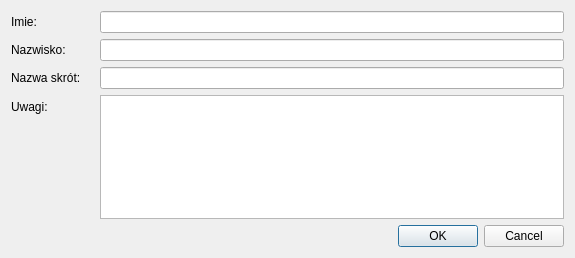
First picture: the form in NowyHandlowiecDialog.ui, repository militia11/shoes, before the edit.
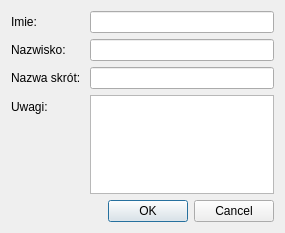
Second picture: the form after the edit.

Diff of the .ui file:
```diff
--- a/NowyHandlowiecDialog.ui
+++ b/NowyHandlowiecDialog.ui
@@ -6,8 +6,8 @@
    <rect>
     <x>0</x>
     <y>0</y>
-    <width>575</width>
-    <height>258</height>
+    <width>285</width>
+    <height>233</height>
    </rect>
   </property>
   <property name="windowTitle">
@@ -42,7 +42,7 @@
      <item row="2" column="0">
       <widget class="QLabel" name="label_14">
        <property name="text">
-        <string>Nazwa skrót:    </string>
+        <string>Nazwa skrót: </string>
        </property>
       </widget>
      </item>
```
